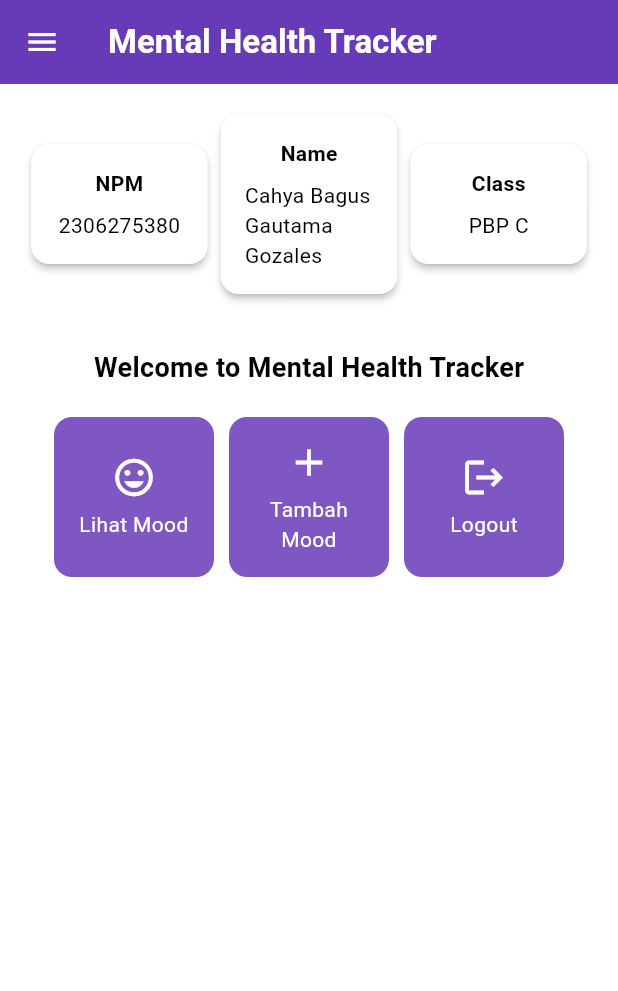
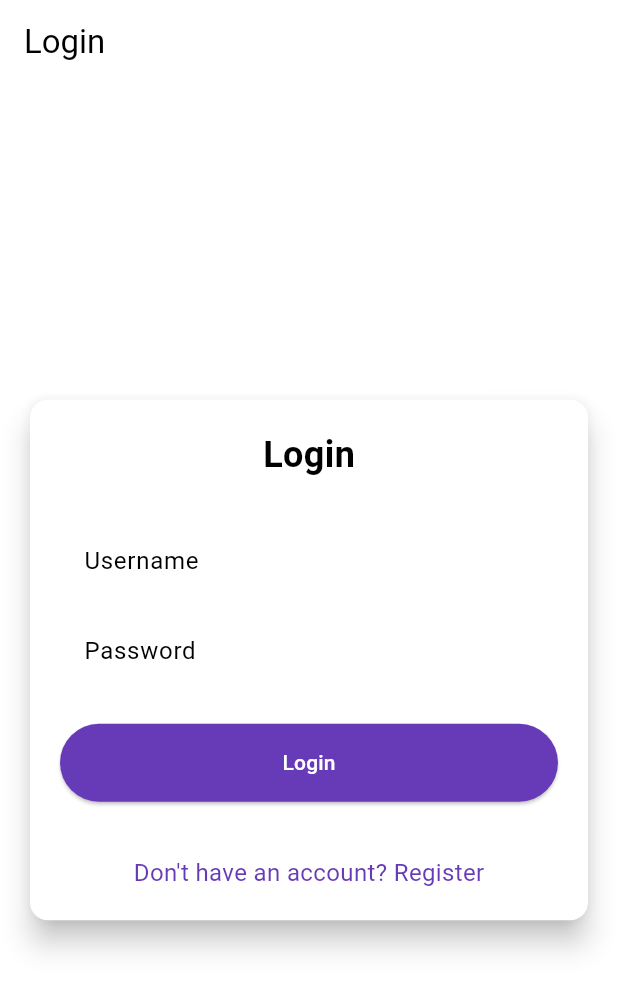
Before and after one commit to cahyabgg/mental-health-tracker-mobile, a Flutter app: the screen it shows after launch, on a phone screen of 412 x 824 dp. Shown: the top 991 px of the screen. Run offline on Flutter 3.47's test engine with Material 3 defaults, Android fonts, the phone set to English and light mode, and no system bars; missing offline and left inert: pbp_django_auth.

```diff
--- a/lib/main.dart
+++ b/lib/main.dart
@@ -1,5 +1,8 @@
 import 'package:flutter/material.dart';
+import 'package:mental_health_tracker_mobile/screens/login.dart';
 import 'package:mental_health_tracker_mobile/screens/menu.dart';
+import 'package:pbp_django_auth/pbp_django_auth.dart';
+import 'package:provider/provider.dart';
 
 void main() {
   runApp(const MyApp());
@@ -8,33 +11,23 @@ void main() {
 class MyApp extends StatelessWidget {
   const MyApp({super.key});
 
-  // This widget is the root of your application.
   @override
   Widget build(BuildContext context) {
-    return MaterialApp(
-      title: 'Flutter Demo',
-      theme: ThemeData(
-        // This is the theme of your application.
-        //
-        // TRY THIS: Try running your application with "flutter run". You'll see
-        // the application has a purple toolbar. Then, without quitting the app,
-        // try changing the seedColor in the colorScheme below to Colors.green
-        // and then invoke "hot reload" (save your changes or press the "hot
-        // reload" button in a Flutter-supported IDE, or press "r" if you used
-        // the command line to start the app).
-        //
-        // Notice that the counter didn't reset back to zero; the application
-        // state is not lost during the reload. To reset the state, use hot
-        // restart instead.
-        //
-        // This works for code too, not just values: Most code changes can be
-        // tested with just a hot reload.
-        colorScheme: ColorScheme.fromSwatch(
-          primarySwatch: Colors.deepPurple,
-        ).copyWith(secondary: Colors.deepPurple[400]),
-        useMaterial3: true,
+    return Provider(
+      create: (_) {
+        CookieRequest request = CookieRequest();
+        return request;
+      },
+      child: MaterialApp(
+        title: 'Mental Health Tracker',
+        theme: ThemeData(
+          useMaterial3: true,
+          colorScheme: ColorScheme.fromSwatch(
+            primarySwatch: Colors.deepPurple,
+          ).copyWith(secondary: Colors.deepPurple[400]),
+        ),
+        home: const LoginPage(),
       ),
-      home: MyHomePage(),
     );
   }
 }
--- /dev/null
+++ b/lib/screens/login.dart
@@ -0,0 +1,181 @@
+import 'package:mental_health_tracker_mobile/screens/menu.dart';
+import 'package:flutter/material.dart';
+import 'package:mental_health_tracker_mobile/screens/register.dart';
+import 'package:pbp_django_auth/pbp_django_auth.dart';
+import 'package:provider/provider.dart';
+
+void main() {
+  runApp(const LoginApp());
+}
+
+class LoginApp extends StatelessWidget {
+  const LoginApp({super.key});
+
+  @override
+  Widget build(BuildContext context) {
+    return MaterialApp(
+      title: 'Login',
+      theme: ThemeData(
+        useMaterial3: true,
+        colorScheme: ColorScheme.fromSwatch(
+          primarySwatch: Colors.deepPurple,
+        ).copyWith(secondary: Colors.deepPurple[400]),
+      ),
+      home: const LoginPage(),
+    );
+  }
+}
+
+class LoginPage extends StatefulWidget {
+  const LoginPage({super.key});
+
+  @override
+  State<LoginPage> createState() => _LoginPageState();
+}
+
+class _LoginPageState extends State<LoginPage> {
+  final TextEditingController _usernameController = TextEditingController();
+  final TextEditingController _passwordController = TextEditingController();
+
+  @override
+  Widget build(BuildContext context) {
+    final request = context.watch<CookieRequest>();
+
+    return Scaffold(
+      appBar: AppBar(
+        title: const Text('Login'),
+      ),
+      body: Center(
+        child: SingleChildScrollView(
+          padding: const EdgeInsets.all(16.0),
+          child: Card(
+            elevation: 8,
+            shape: RoundedRectangleBorder(
+              borderRadius: BorderRadius.circular(12.0),
+            ),
+            child: Padding(
+              padding: const EdgeInsets.all(20.0),
+              child: Column(
+                mainAxisSize: MainAxisSize.min,
+                children: [
+                  const Text(
+                    'Login',
+                    style: TextStyle(
+                      fontSize: 24.0,
+                      fontWeight: FontWeight.bold,
+                    ),
+                  ),
+                  const SizedBox(height: 30.0),
+                  TextField(
+                    controller: _usernameController,
+                    decoration: const InputDecoration(
+                      labelText: 'Username',
+                      hintText: 'Enter your username',
+                      border: OutlineInputBorder(
+                        borderRadius: BorderRadius.all(Radius.circular(12.0)),
+                      ),
+                      contentPadding:
+                          EdgeInsets.symmetric(horizontal: 12.0, vertical: 8.0),
+                    ),
+                  ),
+                  const SizedBox(height: 12.0),
+                  TextField(
+                    controller: _passwordController,
+                    decoration: const InputDecoration(
+                      labelText: 'Password',
+                      hintText: 'Enter your password',
+                      border: OutlineInputBorder(
+                        borderRadius: BorderRadius.all(Radius.circular(12.0)),
+                      ),
+                      contentPadding:
+                          EdgeInsets.symmetric(horizontal: 12.0, vertical: 8.0),
+                    ),
+                    obscureText: true,
+                  ),
+                  const SizedBox(height: 24.0),
+                  ElevatedButton(
+                    onPressed: () async {
+                      String username = _usernameController.text;
+                      String password = _passwordController.text;
+
+                      // Cek kredensial
+                      // TODO: Ganti URL dan jangan lupa tambahkan trailing slash (/) di akhir URL!
+                      // Untuk menyambungkan Android emulator dengan Django pada localhost,
+                      // gunakan URL http://10.0.2.2/
+                      final response = await request
+                          .login("http://127.0.0.1:8000/auth/login/", {
+                        'username': username,
+                        'password': password,
+                      });
+
+                      if (request.loggedIn) {
+                        String message = response['message'];
+                        String uname = response['username'];
+                        if (context.mounted) {
+                          Navigator.pushReplacement(
+                            context,
+                            MaterialPageRoute(
+                                builder: (context) => MyHomePage()),
+                          );
+                          ScaffoldMessenger.of(context)
+                            ..hideCurrentSnackBar()
+                            ..showSnackBar(
+                              SnackBar(
+                                  content:
+                                      Text("$message Selamat datang, $uname.")),
+                            );
+                        }
+                      } else {
+                        if (context.mounted) {
+                          showDialog(
+                            context: context,
+                            builder: (context) => AlertDialog(
+                              title: const Text('Login Gagal'),
+                              content: Text(response['message']),
+                              actions: [
+                                TextButton(
+                                  child: const Text('OK'),
+                                  onPressed: () {
+                                    Navigator.pop(context);
+                                  },
+                                ),
+                              ],
+                            ),
+                          );
+                        }
+                      }
+                    },
+                    style: ElevatedButton.styleFrom(
+                      foregroundColor: Colors.white,
+                      minimumSize: Size(double.infinity, 50),
+                      backgroundColor: Theme.of(context).colorScheme.primary,
+                      padding: const EdgeInsets.symmetric(vertical: 16.0),
+                    ),
+                    child: const Text('Login'),
+                  ),
+                  const SizedBox(height: 36.0),
+                  GestureDetector(
+                    onTap: () {
+                      Navigator.push(
+                        context,
+                        MaterialPageRoute(
+                            builder: (context) => const RegisterPage()),
+                      );
+                    },
+                    child: Text(
+                      'Don\'t have an account? Register',
+                      style: TextStyle(
+                        color: Theme.of(context).colorScheme.primary,
+                        fontSize: 16.0,
+                      ),
+                    ),
+                  ),
+                ],
+              ),
+            ),
+          ),
+        ),
+      ),
+    );
+  }
+}
--- a/pubspec.yaml
+++ b/pubspec.yaml
@@ -35,6 +35,9 @@ dependencies:
   # The following adds the Cupertino Icons font to your application.
   # Use with the CupertinoIcons class for iOS style icons.
   cupertino_icons: ^1.0.8
+  provider: ^6.1.2
+  http: ^1.2.2
+  pbp_django_auth: ^0.4.0
 
 dev_dependencies:
   flutter_test:
```
Also changed, not shown: lib/models/mood_entry.dart (added, +65 -0 lines), lib/screens/list_moodentry.dart (added, +91 -0 lines), lib/screens/moodentry_form.dart (+37 -26 lines), lib/screens/register.dart (added, +166 -0 lines), lib/widgets/left_drawer.dart (+12 -0 lines), lib/widgets/mood_cart.dart (+34 -2 lines), pubspec.lock, 2 other files.
